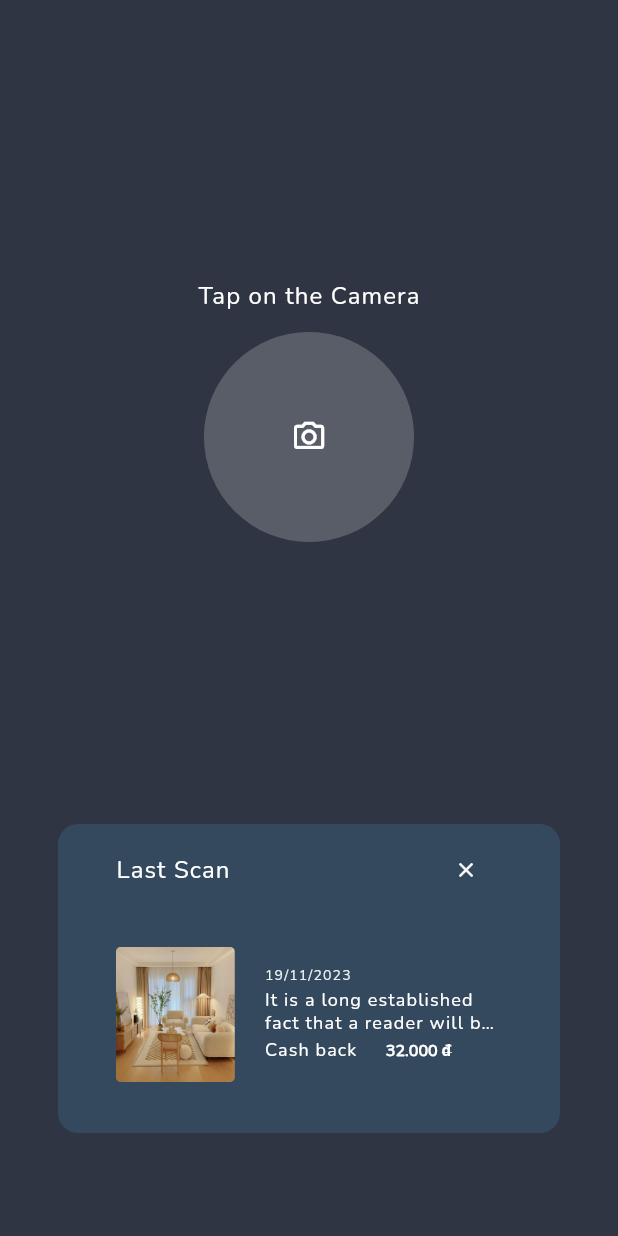
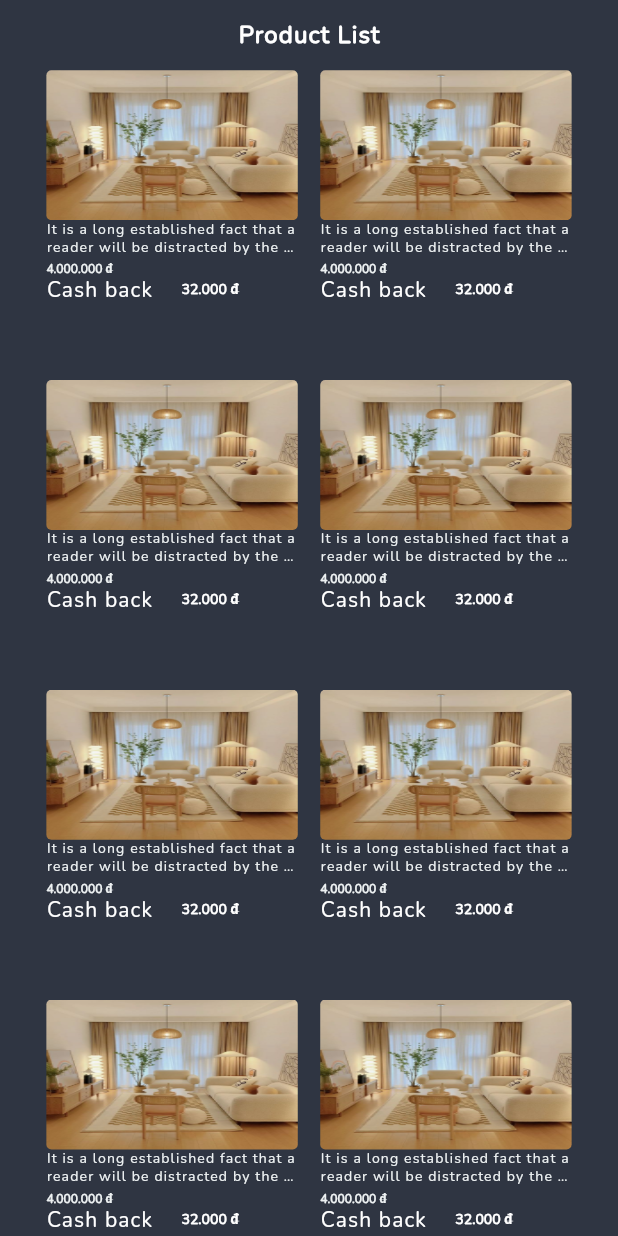
Before and after one commit to Nguyenphuochai98/mrchess, a Flutter app: the screen it shows after launch, on a phone screen of 412 x 824 dp. Run offline on Flutter 3.47's test engine with Material 2 defaults, Android fonts, the phone set to English and light mode, and no system bars; our stand-ins replace get; missing offline and left inert: chat_gpt_sdk, we_slide.

Commit message:
UI product list init

```diff
--- a/lib/app/modules/home/views/home_view.dart
+++ b/lib/app/modules/home/views/home_view.dart
@@ -6,7 +6,6 @@ import 'package:mrchess/app/utils/app_colors.dart';
 import 'package:mrchess/app/utils/asset_images.dart';
 import 'package:mrchess/app/widgets/ui_rich_text.dart';
 
-import '../../../constant/constants.dart';
 import '../../../widgets/ui_text.dart';
 import '../controllers/home_controller.dart';
 import 'package:we_slide/we_slide.dart';
--- a/lib/app/modules/home/views/search_result_view.dart
+++ b/lib/app/modules/home/views/search_result_view.dart
@@ -3,6 +3,9 @@ import 'package:get/get_state_manager/src/simple/get_view.dart';
 import 'package:mrchess/app/constant/dimens_manager.dart';
 import 'package:mrchess/app/widgets/ui_text.dart';
 
+import '../../../utils/app_colors.dart';
+import '../../../utils/asset_images.dart';
+import '../../../widgets/ui_rich_text.dart';
 import '../controllers/home_controller.dart';
 
 class SearchResultPage extends GetView<HomeController> {
@@ -12,26 +15,72 @@ class SearchResultPage extends GetView<HomeController> {
   Widget build(BuildContext context) {
     DimensManager();
     return Scaffold(
+      backgroundColor: UIColors.backgroundBlueNights,
       body: SafeArea(
+        child: Padding(
+          padding: EdgeInsets.symmetric(horizontal: DimensManager.dimens.setWidth(16)),
           child: Column(
             children: [
-            UIText('Product List'),
               SizedBox(
-              height: DimensManager.dimens.setHeight(10),
+                height: DimensManager.dimens.setHeight(20),
               ),
-            GridView.builder(
-              gridDelegate: const SliverGridDelegateWithFixedCrossAxisCount(
+              const UIText('Product List', color: Colors.white, fontWeight: FontWeight.bold,),
+              SizedBox(
+                height: DimensManager.dimens.setHeight(20),
+              ),
+              Expanded(
+                child: GridView.builder(
+                  gridDelegate:
+                  const SliverGridDelegateWithFixedCrossAxisCount(
                       crossAxisCount: 2,
-                crossAxisSpacing: 12,
-                mainAxisSpacing: 12,
+                      crossAxisSpacing: 15,
+                      mainAxisSpacing: 15,
+                      childAspectRatio: 7/8),
+                  itemBuilder: (_, index) => Column(
+                    crossAxisAlignment: CrossAxisAlignment.start,
+                    children: [
+                      ClipRRect(
+                        child: Image.asset(
+                          AssetImages.living,
+                          fit: BoxFit.fill,
+                          width: double.infinity,
+                          height: 100,
                         ),
-              itemBuilder: (_, index) => Row(
+                        borderRadius: BorderRadius.circular(
+                            DimensManager.dimens.setRadius(5)),
+                      ),
+                      UIText(
+                        'It is a long established fact that a reader will be distracted by the readable content',
+                        color: UIColors.textDartLight,
+                        size: DimensManager.dimens.setSp(14),
+                        maxLines: 2,
+                      ),
+                      SizedBox(
+                        height: DimensManager.dimens.setHeight(5),
+                      ),
+                      UIRichText(
+                        text: '4.000.000',
+                        color: UIColors.textDartLight,
+                        size: 12,
+                      ),
+                      Row(
                         children: [
-
+                          const UIText('Cash back', color: Colors.white, size: 14,),
+                          SizedBox(
+                            width: DimensManager.dimens.setWidth(10),
+                          ),
+                          const UIRichText(
+                            text: '32.000',
+                            size: 14,
+                          ),
                         ],
                       )
-            )
                     ],
+                  ),
+                ),
+              ),
+            ],
+          ),
         ),
       ),
     );
--- a/lib/app/routes/app_pages.dart
+++ b/lib/app/routes/app_pages.dart
@@ -14,7 +14,7 @@ class AppPages {
   static final routes = [
     GetPage(
       name: _Paths.HOME,
-      page: () => const HomeView(),
+      page: () => const SearchResultPage(),
       binding: HomeBinding(),
     ),
   ];
```
Lines whose indentation alone changed are shown as unchanged.
